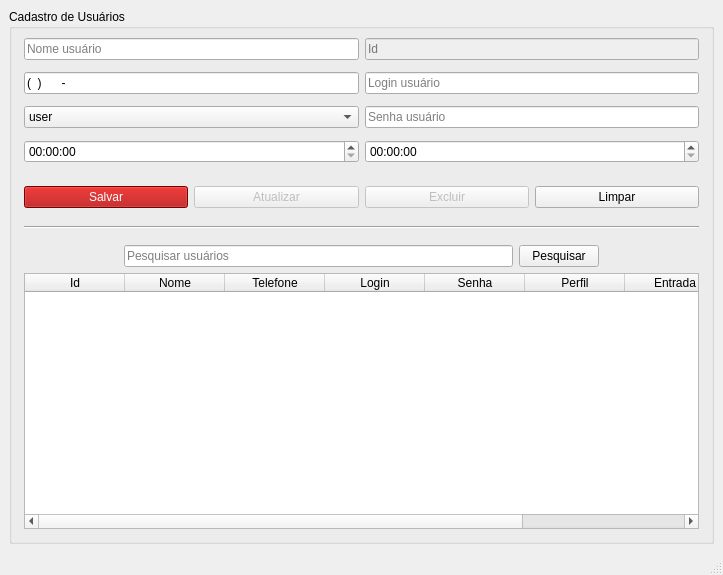
hansmboron/MehsysPy, file view/userUi.ui: the form before one commit.
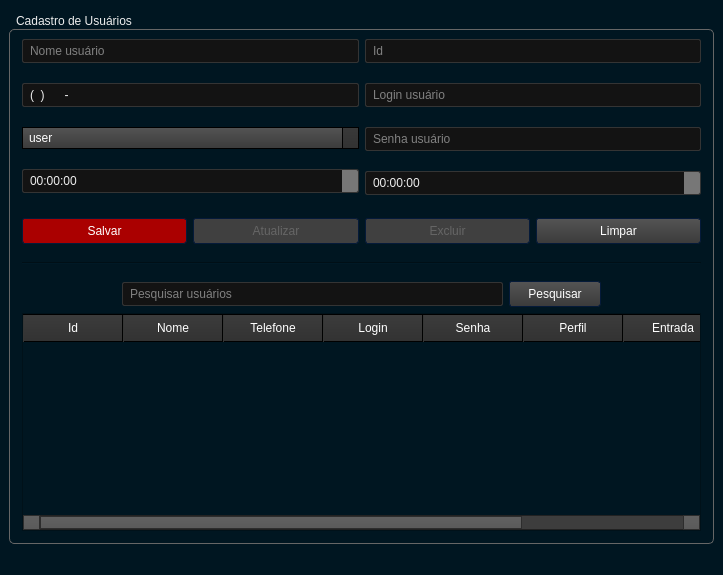
The form after the commit. Icons and pictures are not drawn.

Commit message: add style qss

Diff of the .ui file:
```diff
--- a/view/userUi.ui
+++ b/view/userUi.ui
@@ -23,6 +23,944 @@
    <iconset resource="../res.qrc">
     <normaloff>:/logo/img/logo_gra.png</normaloff>:/logo/img/logo_gra.png</iconset>
   </property>
+  <property name="styleSheet">
+   <string notr="true">QWidget
+{
+	background-color: rgb(0, 22, 33);
+	color: #fff;
+	selection-background-color: rgb(0, 50, 200);
+	selection-color: #000;
+}
+
+/*-----QLabel-----*/
+QLabel
+{
+	background-color: transparent;
+	color: #fff;
+}
+
+/*-----QMenuBar-----*/
+QMenuBar 
+{
+	background-color: qlineargradient(spread:repeat, x1:1, y1:0, x2:1, y2:1, stop:0 rgba(57, 57, 57, 255),stop:1 rgba(50, 50, 50, 255));
+	border: 1px solid #000;
+	color: #fff;
+
+}
+
+QMenuBar::item 
+{
+	background-color: transparent;
+}
+
+
+QMenuBar::item:selected 
+{
+	background-color: rgba(230, 80, 255, 30%);
+	border: 1px solid #850085;
+	color: #fff;
+
+}
+
+
+QMenuBar::item:pressed 
+{
+	background-color: rgb(183, 134, 32);
+	border: 1px solid #850085;
+	color: #fff;
+
+}
+
+
+/*-----QMenu-----*/
+QMenu
+{
+    background-color: qlineargradient(spread:repeat, x1:1, y1:0, x2:1, y2:1, stop:0 rgba(57, 57, 57, 255),stop:1 rgba(50, 50, 50, 255));
+    border: 1px solid #222;
+    padding: 4px;
+	color: #fff;
+
+}
+
+
+QMenu::item
+{
+    background-color: transparent;
+    padding: 2px 20px 2px 20px;
+
+}
+
+
+QMenu::separator
+{
+   	background-color: rgb(183, 134, 32);
+	height: 1px;
+
+}
+
+
+QMenu::item:disabled
+{
+    color: #555;
+    background-color: transparent;
+    padding: 2px 20px 2px 20px;
+
+}
+
+
+QMenu::item:selected
+{
+	background-color: rgba(230, 80, 255, 30%);
+	border: 1px solid #850085;
+	color: #fff;
+
+}
+
+
+/*-----QToolBar-----*/
+QToolBar
+{
+	background-color: qlineargradient(spread:repeat, x1:1, y1:0, x2:1, y2:1, stop:0 rgba(69, 69, 69, 255),stop:1 rgba(58, 58, 58, 255));
+	border-top: none;
+	border-bottom: 1px solid #4f4f4f;
+	border-left: 1px solid #4f4f4f;
+	border-right: 1px solid #4f4f4f;
+
+}
+
+
+QToolBar::separator
+{
+	background-color: #2e2e2e;
+	width: 1px;
+
+}
+
+
+/*-----QToolButton-----*/
+QToolButton 
+{
+	background-color: transparent;
+	color: #fff;
+	padding: 5px;
+	padding-left: 8px;
+	padding-right: 8px;
+	margin-left: 1px;
+}
+
+
+QToolButton:hover
+{
+	background-color: rgba(230, 80, 255, 30%);
+	border: 1px solid #850085;
+	color: #fff;
+	
+}
+
+
+QToolButton:pressed
+{
+	background-color: qlineargradient(spread:repeat, x1:1, y1:0, x2:1, y2:1, stop:0 rgba(57, 57, 57, 255),stop:1 rgba(50, 50, 50, 255));
+	border: 1px solid #850085;
+
+}
+
+
+QToolButton:checked
+{
+	background-color: qlineargradient(spread:repeat, x1:1, y1:0, x2:1, y2:1, stop:0 rgba(57, 57, 57, 255),stop:1 rgba(50, 50, 50, 255));
+	border: 1px solid #222;
+}
+
+
+/*-----QPushButton-----*/
+QPushButton
+{
+	background-color: qlineargradient(spread:repeat, x1:1, y1:0, x2:1, y2:1, stop:0 rgba(84, 84, 84, 255),stop:1 rgba(59, 59, 59, 255));
+	color: #ffffff;
+	min-width: 80px;
+	border-style: solid;
+	border-width: 1px;
+	border-radius: 3px;
+	border-color: #051a39;
+	padding: 5px;
+
+}
+
+
+QPushButton::flat
+{
+	background-color: transparent;
+	border: none;
+	color: #fff;
+
+}
+
+
+QPushButton::disabled
+{
+	background-color: #404040;
+	color: #656565;
+	border-color: #051a39;
+
+}
+
+
+QPushButton::hover
+{
+	/*background-color: rgba(183, 134, 32, 20%);*/
+	background-color: rgba(230, 80, 255, 30%);
+	/*border: 1px solid #b78620;*/
+	border: 1px solid #850085;
+
+}
+
+
+QPushButton::pressed
+{
+	background-color: qlineargradient(spread:repeat, x1:1, y1:0, x2:1, y2:1, stop:0 rgba(74, 74, 74, 255),stop:1 rgba(49, 49, 49, 255));
+	border: 1px solid #850085;
+
+}
+
+
+QPushButton::checked
+{
+	background-color: qlineargradient(spread:repeat, x1:1, y1:0, x2:1, y2:1, stop:0 rgba(74, 74, 74, 255),stop:1 rgba(49, 49, 49, 255));
+	border: 1px solid #222;
+
+}
+
+
+/*-----QLineEdit-----*/
+QLineEdit
+{
+	background-color: #131313;
+	color : #eee;
+	border: 1px solid #343434;
+	border-radius: 2px;
+	padding: 3px;
+	padding-left: 5px;
+
+}
+
+
+/*-----QPlainTExtEdit-----*/
+QPlainTextEdit
+{
+	background-color: #131313;
+	color : #eee;
+	border: 1px solid #343434;
+	border-radius: 2px;
+	padding: 3px;
+	padding-left: 5px;
+
+}
+
+
+/*-----QTabBar-----*/
+QTabBar::tab
+{
+	background-color: qlineargradient(spread:repeat, x1:1, y1:0, x2:1, y2:1, stop:0 rgba(84, 84, 84, 255),stop:1 rgba(59, 59, 59, 255));
+	color: #ffffff;
+	border-style: solid;
+	border-width: 1px;
+	border-color: #666;
+	border-bottom: none;
+	padding: 5px;
+	padding-left: 15px;
+	padding-right: 15px;
+
+}
+
+
+QTabWidget::pane 
+{
+	background-color: red;
+	border: 1px solid #666;
+	top: 1px;
+
+}
+
+
+QTabBar::tab:last
+{
+	margin-right: 0; 
+
+}
+
+
+QTabBar::tab:first:!selected
+{
+	background-color: #0c0c0d;
+	margin-left: 0px;
+
+}
+
+
+QTabBar::tab:!selected
+{
+	color: #b1b1b1;
+	border-bottom-style: solid;
+	background-color: #0c0c0d;
+
+}
+
+
+QTabBar::tab:selected
+{
+	margin-bottom: 0px;
+
+}
+
+
+QTabBar::tab:!selected:hover
+{
+	border-top-color: #850085;
+
+}
+
+
+/*-----QComboBox-----*/
+QComboBox
+{
+    background-color: qlineargradient(spread:repeat, x1:1, y1:0, x2:1, y2:1, stop:0 rgba(84, 84, 84, 255),stop:1 rgba(59, 59, 59, 255));
+    border: 1px solid #000;
+    padding-left: 6px;
+    color: #ffffff;
+    height: 20px;
+
+}
+
+
+QComboBox::disabled
+{
+	background-color: #404040;
+	color: #656565;
+	border-color: #051a39;
+
+}
+
+
+QComboBox:on
+{
+    background-color: #850085;
+	color: #000;
+
+}
+
+
+QComboBox QAbstractItemView
+{
+    background-color: #383838;
+    color: #ffffff;
+    border: 1px solid black;
+    selection-background-color: #850085;
+    outline: 0;
+
+}
+
+
+QComboBox::drop-down
+{
+	background-color: qlineargradient(spread:repeat, x1:1, y1:0, x2:1, y2:1, stop:0 rgba(57, 57, 57, 255),stop:1 rgba(50, 50, 50, 255));
+    subcontrol-origin: padding;
+    subcontrol-position: top right;
+    width: 15px;
+    border-left-width: 1px;
+    border-left-color: black;
+    border-left-style: solid; 
+
+}
+
+
+QComboBox::down-arrow
+{
+    width: 8px;
+    height: 8px;
+}
+
+
+/*-----QSpinBox &amp; QDateTimeEdit-----*/
+QSpinBox,
+QDateTimeEdit 
+{
+    background-color: #131313;
+	color : #eee;
+	border: 1px solid #343434;
+	padding: 3px;
+	padding-left: 5px;
+    border-radius : 2px;
+
+}
+
+
+QSpinBox::up-button, 
+QDateTimeEdit::up-button
+{
+	border-top-right-radius:2px;
+	background-color: #777777;
+    width: 16px; 
+    border-width: 1px;
+
+}
+
+
+QSpinBox::up-button:hover, 
+QDateTimeEdit::up-button:hover
+{
+	background-color: #585858;
+
+}
+
+
+QSpinBox::up-button:pressed, 
+QDateTimeEdit::up-button:pressed
+{
+	background-color: #252525;
+    width: 16px; 
+    border-width: 1px;
+
+}
+
+
+QSpinBox::up-arrow,
+QDateTimeEdit::up-arrow
+{
+    width: 7px;
+    height: 7px;
+
+}
+
+
+QSpinBox::down-button, 
+QDateTimeEdit::down-button
+{
+	border-bottom-right-radius:2px;
+	background-color: #777777;
+    width: 16px; 
+    border-width: 1px;
+
+}
+
+
+QSpinBox::down-button:hover, 
+QDateTimeEdit::down-button:hover
+{
+	background-color: #585858;
+
+}
+
+
+QSpinBox::down-button:pressed, 
+QDateTimeEdit::down-button:pressed
+{
+	background-color: #252525;
+    width: 16px; 
+    border-width: 1px;
+
+}
+
+
+QSpinBox::down-arrow,
+QDateTimeEdit::down-arrow
+{
+
+    width: 7px;
+    height: 7px;
+
+}
+
+
+/*-----QGroupBox-----*/
+QGroupBox 
+{
+    border: 1px solid;
+    border-color: #666666;
+	border-radius: 5px;
+    margin-top: 20px;
+
+}
+
+
+QGroupBox::title  
+{
+    background-color: transparent;
+    color: #eee;
+    subcontrol-origin: margin;
+    padding: 5px;
+	border-top-left-radius: 3px;
+	border-top-right-radius: 3px;
+
+}
+
+
+/*-----QHeaderView-----*/
+QHeaderView::section
+{
+    background-color: qlineargradient(spread:repeat, x1:1, y1:0, x2:1, y2:1, stop:0 rgba(60, 60, 60, 255),stop:1 rgba(50, 50, 50, 255));
+	border: 1px solid #000;
+    color: #fff;
+    text-align: left;
+	padding: 4px;
+	
+}
+
+
+QHeaderView::section:disabled
+{
+    background-color: #525251;
+    color: #656565;
+
+}
+
+
+QHeaderView::section:checked
+{
+    background-color: qlineargradient(spread:repeat, x1:1, y1:0, x2:1, y2:1, stop:0 rgba(60, 60, 60, 255),stop:1 rgba(50, 50, 50, 255));
+    color: #fff;
+
+}
+
+
+QHeaderView::section::vertical::first,
+QHeaderView::section::vertical::only-one
+{
+    border-top: 1px solid #353635;
+
+}
+
+
+QHeaderView::section::vertical
+{
+    border-top: 1px solid #353635;
+
+}
+
+
+QHeaderView::section::horizontal::first,
+QHeaderView::section::horizontal::only-one
+{
+    border-left: 1px solid #353635;
+
+}
+
+
+QHeaderView::section::horizontal
+{
+    border-left: 1px solid #353635;
+
+}
+
+
+QTableCornerButton::section
+{
+    background-color: qlineargradient(spread:repeat, x1:1, y1:0, x2:1, y2:1, stop:0 rgba(60, 60, 60, 255),stop:1 rgba(50, 50, 50, 255));
+	border: 1px solid #000;
+    color: #fff;
+
+}
+
+
+/*-----QTreeWidget-----*/
+QTreeView
+{
+	show-decoration-selected: 1;
+	alternate-background-color: rgb(0, 22, 33);
+	selection-color: #fff;
+	background-color: #2d2d2d;
+	border: 1px solid gray;
+	padding-top : 5px;
+	color: #fff;
+	font: 8pt;
+
+}
+
+
+QTreeView::item:selected
+{
+	color:#fff;
+	background-color: #850085;
+	border-radius: 0px;
+
+}
+
+
+QTreeView::item:!selected:hover
+{
+    background-color: #262626;
+    border: none;
+    color: white;
+
+}
+
+/*-----QListView-----*/
+QListView 
+{
+	background-color: qlineargradient(spread:repeat, x1:1, y1:0, x2:1, y2:1, stop:0 rgba(83, 83, 83, 255),stop:0.293269 rgba(81, 81, 81, 255),stop:0.634615 rgba(79, 79, 79, 255),stop:1 rgba(83, 83, 83, 255));
+    border : none;
+    color: white;
+    show-decoration-selected: 1; 
+    outline: 0;
+	border: 1px solid gray;
+
+}
+
+
+QListView::disabled 
+{
+	background-color: #656565;
+	color: #1b1b1b;
+    border: 1px solid #656565;
+
+}
+
+
+QListView::item 
+{
+	background-color: #2d2d2d;
+    padding: 1px;
+
+}
+
+
+QListView::item:alternate 
+{
+    background-color: rgb(0, 22, 33);
+
+}
+
+
+QListView::item:selected 
+{
+	background-color: #850085;
+	border: 1px solid #850085;
+	color: #fff;
+
+}
+
+
+QListView::item:selected:!active 
+{
+	background-color: #850085;
+	border: 1px solid #850085;
+	color: #fff;
+
+}
+
+
+QListView::item:selected:active 
+{
+	background-color: #850085;
+	border: 1px solid #850085;
+	color: #fff;
+
+}
+
+
+QListView::item:hover {
+    background-color: #262626;
+    border: none;
+    color: white;
+
+}
+
+
+/*-----QCheckBox-----*/
+QCheckBox
+{
+	background-color: transparent;
+    color: lightgray;
+	border: none;
+
+}
+
+
+QCheckBox::indicator
+{
+    background-color: #323232;
+    border: 1px solid darkgray;
+    width: 12px;
+    height: 12px;
+
+}
+
+
+QCheckBox::indicator:checked
+{
+    background-color: #850085;
+    border: 1px solid #3a546e;
+
+}
+
+
+QCheckBox::indicator:unchecked:hover
+{
+	border: 1px solid #850085; 
+
+}
+
+
+QCheckBox::disabled
+{
+	color: #656565;
+
+}
+
+
+QCheckBox::indicator:disabled
+{
+	background-color: #656565;
+	color: #656565;
+    border: 1px solid #656565;
+
+}
+
+
+/*-----QRadioButton-----*/
+QRadioButton 
+{
+	color: lightgray;
+	background-color: transparent;
+
+}
+
+
+QRadioButton::indicator::unchecked:hover 
+{
+	background-color: lightgray;
+	border: 2px solid #850085;
+	border-radius: 6px;
+}
+
+
+QRadioButton::indicator::checked 
+{
+	border: 2px solid #850085;
+	border-radius: 6px;
+	background-color: rgba(183,134,32,20%);  
+	width: 9px; 
+	height: 9px; 
+
+}
+
+
+/*-----QSlider-----*/
+QSlider::groove:horizontal 
+{
+	background-color: transparent;
+	height: 3px;
+
+}
+
+
+QSlider::sub-page:horizontal 
+{
+	background-color: #850085;
+
+}
+
+
+QSlider::add-page:horizontal 
+{
+	background-color: #131313;
+
+}
+
+
+QSlider::handle:horizontal 
+{
+	background-color: #850085;
+	width: 14px;
+	margin-top: -6px;
+	margin-bottom: -6px;
+	border-radius: 6px;
+
+}
+
+
+QSlider::handle:horizontal:hover 
+{
+	background-color: #d89e25;
+	border-radius: 6px;
+
+}
+
+
+QSlider::sub-page:horizontal:disabled 
+{
+	background-color: #bbb;
+	border-color: #999;
+
+}
+
+
+QSlider::add-page:horizontal:disabled 
+{
+	background-color: #eee;
+	border-color: #999;
+
+}
+
+
+QSlider::handle:horizontal:disabled 
+{
+	background-color: #eee;
+	border: 1px solid #aaa;
+	border-radius: 3px;
+
+}
+
+
+/*-----QScrollBar-----*/
+QScrollBar:horizontal
+{
+    border: 1px solid #222222;
+    background-color: #3d3d3d;
+    height: 15px;
+    margin: 0px 16px 0 16px;
+
+}
+
+
+QScrollBar::handle:horizontal
+{
+	background-color: qlineargradient(spread:repeat, x1:1, y1:0, x2:1, y2:1, stop:0 rgba(97, 97, 97, 255),stop:1 rgba(90, 90, 90, 255));
+	border: 1px solid #2d2d2d;
+    min-height: 20px;
+
+}
+
+
+QScrollBar::add-line:horizontal
+{
+	background-color: qlineargradient(spread:repeat, x1:1, y1:0, x2:1, y2:1, stop:0 rgba(97, 97, 97, 255),stop:1 rgba(90, 90, 90, 255));
+	border: 1px solid #2d2d2d;
+    width: 15px;
+    subcontrol-position: right;
+    subcontrol-origin: margin;
+
+}
+
+
+QScrollBar::sub-line:horizontal
+{
+	background-color: qlineargradient(spread:repeat, x1:1, y1:0, x2:1, y2:1, stop:0 rgba(97, 97, 97, 255),stop:1 rgba(90, 90, 90, 255));
+	border: 1px solid #2d2d2d;
+    width: 15px;
+    subcontrol-position: left;
+    subcontrol-origin: margin;
+
+}
+
+
+QScrollBar::right-arrow:horizontal
+{
+    width: 6px;
+    height: 6px;
+
+}
+
+
+QScrollBar::left-arrow:horizontal
+{
+    width: 6px;
+    height: 6px;
+
+}
+
+
+QScrollBar::add-page:horizontal, QScrollBar::sub-page:horizontal
+{
+    background: none;
+
+}
+
+
+QScrollBar:vertical
+{
+    background-color: #3d3d3d;
+    width: 16px;
+	border: 1px solid #2d2d2d;
+    margin: 16px 0px 16px 0px;
+
+}
+
+
+QScrollBar::handle:vertical
+{
+    background-color: qlineargradient(spread:repeat, x1:1, y1:0, x2:1, y2:1, stop:0 rgba(97, 97, 97, 255),stop:1 rgba(90, 90, 90, 255));
+	border: 1px solid #2d2d2d;
+    min-height: 20px;
+
+}
+
+
+QScrollBar::add-line:vertical
+{
+	background-color: qlineargradient(spread:repeat, x1:1, y1:0, x2:1, y2:1, stop:0 rgba(97, 97, 97, 255),stop:1 rgba(90, 90, 90, 255));
+	border: 1px solid #2d2d2d;
+    height: 15px;
+    subcontrol-position: bottom;
+    subcontrol-origin: margin;
+
+}
+
+
+QScrollBar::sub-line:vertical
+{
+	background-color: qlineargradient(spread:repeat, x1:1, y1:0, x2:1, y2:1, stop:0 rgba(97, 97, 97, 255),stop:1 rgba(90, 90, 90, 255));
+	border: 1px solid #2d2d2d;
+    height: 15px;
+    subcontrol-position: top;
+    subcontrol-origin: margin;
+
+}
+
+
+QScrollBar::up-arrow:vertical
+{
+    width: 6px;
+    height: 6px;
+
+}
+
+
+QScrollBar::down-arrow:vertical
+{
+    width: 6px;
+    height: 6px;
+
+}
+
+
+QScrollBar::add-page:vertical, QScrollBar::sub-page:vertical
+{
+    background: none;
+
+}
+
+
+/*-----QProgressBar-----*/
+QProgressBar
+{
+    border: 1px solid #666666;
+    text-align: center;
+	color: #000;
+	font-weight: bold;
+
+}
+
+
+QProgressBar::chunk
+{
+    background-color: #850085;
+    width: 30px;
+    margin: 0.5px;
+
+}
+</string>
+  </property>
   <widget class="QWidget" name="centralwidget">
    <layout class="QVBoxLayout" name="verticalLayout">
     <item>
@@ -60,7 +998,7 @@
          <item>
           <layout class="QVBoxLayout" name="verticalLayout_5">
            <property name="spacing">
-            <number>12</number>
+            <number>20</number>
            </property>
            <item>
             <widget class="QLineEdit" name="txtNom_usu">
@@ -126,7 +1064,7 @@
          <item>
           <layout class="QVBoxLayout" name="verticalLayout_6">
            <property name="spacing">
-            <number>12</number>
+            <number>20</number>
            </property>
            <item>
             <widget class="QLineEdit" name="txtID_usu">
```
The commit also changes 4 other files.
